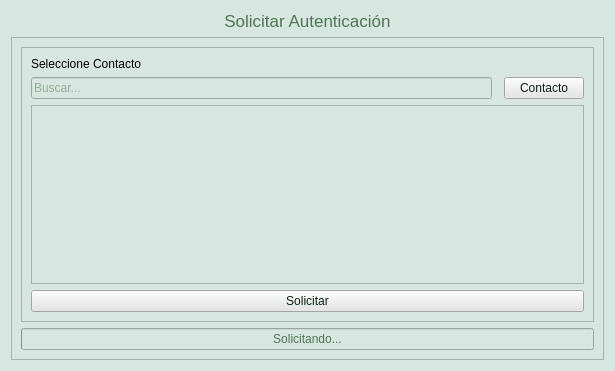
First picture: the form in client_fva/ui/ui_elements/requestauthentication.ui, repository luisza/dfva_client, before the edit.
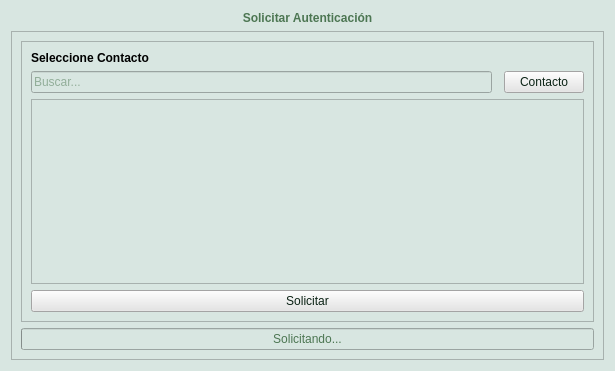
Second picture: the form after the edit. Icons and pictures are not drawn.

Commit message: Start working in preferences menu item (font family, font size and theme).  Clean all font configuration in widgets so font preferences are applied everywhere as required.  Other minor changes.

```diff
--- a/client_fva/ui/ui_elements/requestauthentication.ui
+++ b/client_fva/ui/ui_elements/requestauthentication.ui
@@ -24,7 +24,7 @@
       <bool>false</bool>
      </property>
      <property name="styleSheet">
-      <string notr="true">font: 13pt;</string>
+      <string notr="true">font: bold;</string>
      </property>
      <property name="text">
       <string>Solicitar Autenticación</string>
@@ -51,7 +51,7 @@
         <x>0</x>
         <y>0</y>
         <width>595</width>
-        <height>322</height>
+        <height>328</height>
        </rect>
       </property>
       <layout class="QVBoxLayout" name="scrollAreaLayout">
@@ -70,8 +70,8 @@
           <item row="0" column="0">
            <widget class="QLabel" name="label">
             <property name="styleSheet">
-             <string notr="true">font: 75 12pt &quot;Noto Sans&quot;;
-color: rgb(0, 0, 0);</string>
+             <string notr="true">color: rgb(0, 0, 0);
+font: bold;</string>
             </property>
             <property name="text">
              <string>Seleccione Contacto</string>
```
Left out of the diff: 2 changed lines with no effect on the pictures. The commit also changes 26 other files.
